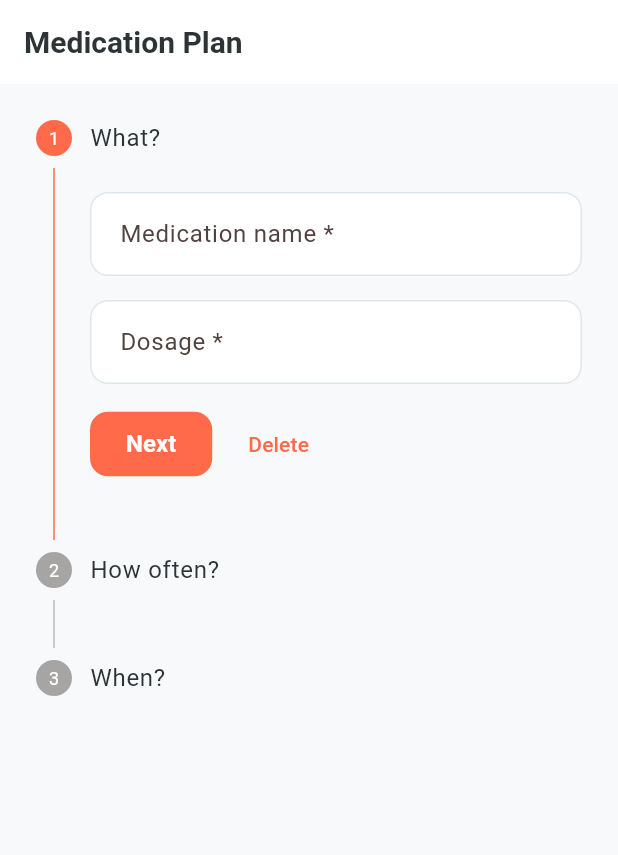
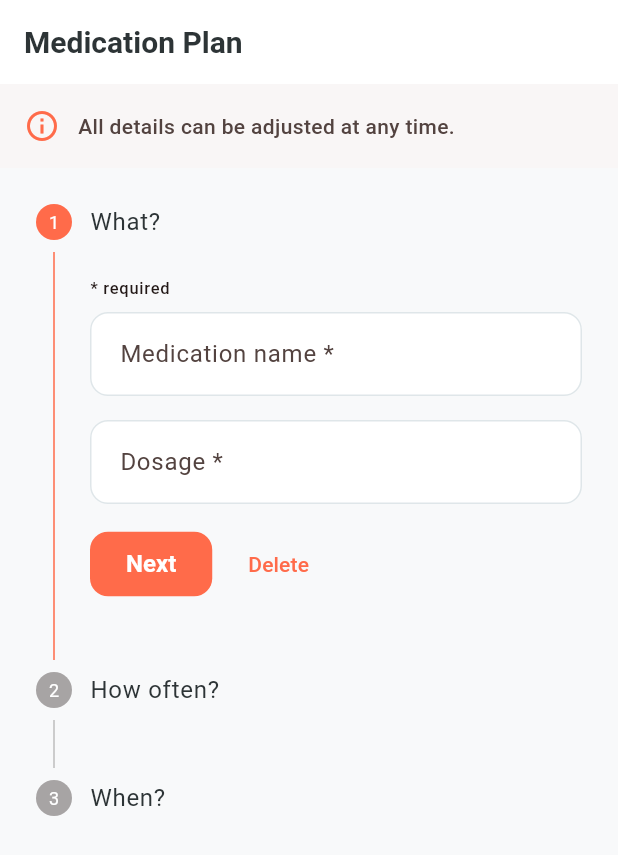
Before and after one commit to sk4ndal-commits/tammo, a Flutter app: the MedicationPlanScreen screen opened by its route, on a phone screen of 412 x 824 dp. Shown: the top 855 px of the screen. Run offline on Flutter 3.47's test engine with Material 3 defaults, Android fonts, the phone set to English and light mode, and no system bars; our stand-ins replace drift, file_picker, flutter_local_notifications, flutter_riverpod, go_router, image_picker and 4 more; accounts and stored records are empty; generated files the repository leaves out were written again.

Commit message:
Enhance localization and improve medication and feeding plan screens by adding contextual hints, required/optional labels, and UI updates for better user guidance.

```diff
--- a/lib/l10n/app_de.arb
+++ b/lib/l10n/app_de.arb
@@ -90,6 +90,9 @@
   "petCreated": "Profil erstellt",
   "petUpdated": "Profil aktualisiert",
   "planCreated": "Plan erstellt",
+  "planEditHint": "Alle Details können jederzeit angepasst werden.",
+  "optionalLabel": "(optional)",
+  "requiredLabel": "* erforderlich",
   "stepWhat": "Was?",
   "stepHowOften": "Wie oft?",
   "stepWhen": "Wann?",
--- a/lib/l10n/app_en.arb
+++ b/lib/l10n/app_en.arb
@@ -122,6 +122,9 @@
   "petCreated": "Profile created",
   "petUpdated": "Profile updated",
   "planCreated": "Plan created",
+  "planEditHint": "All details can be adjusted at any time.",
+  "optionalLabel": "(optional)",
+  "requiredLabel": "* required",
   "stepWhat": "What?",
   "stepHowOften": "How often?",
   "stepWhen": "When?",
--- a/lib/l10n/app_localizations.dart
+++ b/lib/l10n/app_localizations.dart
@@ -596,6 +596,24 @@ abstract class AppLocalizations {
   /// **'Plan created'**
   String get planCreated;
 
+  /// No description provided for @planEditHint.
+  ///
+  /// In en, this message translates to:
+  /// **'All details can be adjusted at any time.'**
+  String get planEditHint;
+
+  /// No description provided for @optionalLabel.
+  ///
+  /// In en, this message translates to:
+  /// **'(optional)'**
+  String get optionalLabel;
+
+  /// No description provided for @requiredLabel.
+  ///
+  /// In en, this message translates to:
+  /// **'* required'**
+  String get requiredLabel;
+
   /// No description provided for @stepWhat.
   ///
   /// In en, this message translates to:
--- a/lib/l10n/app_localizations_en.dart
+++ b/lib/l10n/app_localizations_en.dart
@@ -272,6 +272,15 @@ class AppLocalizationsEn extends AppLocalizations {
   String get planCreated => 'Plan created';
 
   @override
+  String get planEditHint => 'All details can be adjusted at any time.';
+
+  @override
+  String get optionalLabel => '(optional)';
+
+  @override
+  String get requiredLabel => '* required';
+
+  @override
   String get stepWhat => 'What?';
 
   @override
--- a/lib/ui/screens/medication_plan_screen.dart
+++ b/lib/ui/screens/medication_plan_screen.dart
@@ -93,7 +93,30 @@ class _MedicationPlanScreenState extends ConsumerState<MedicationPlanScreen> {
       appBar: AppBar(
         title: Text(l10n.medicationPlanTitle),
       ),
-      body: Form(
+      body: Column(
+        children: [
+          Container(
+            width: double.infinity,
+            padding: const EdgeInsets.all(16),
+            color: Theme.of(context).colorScheme.primaryContainer.withAlpha(50),
+            child: Row(
+              children: [
+                Icon(Icons.info_outline, color: Theme.of(context).colorScheme.primary),
+                const SizedBox(width: 12),
+                Expanded(
+                  child: Text(
+                    l10n.planEditHint,
+                    style: Theme.of(context).textTheme.bodyMedium?.copyWith(
+                          color: Theme.of(context).colorScheme.onSurfaceVariant,
+                          fontWeight: FontWeight.w500,
+                        ),
+                  ),
+                ),
+              ],
+            ),
+          ),
+          Expanded(
+            child: Form(
               key: _formKey,
               child: Stepper(
                 type: StepperType.vertical,
@@ -145,7 +168,10 @@ class _MedicationPlanScreenState extends ConsumerState<MedicationPlanScreen> {
                     isActive: _currentStep >= 0,
                     state: _currentStep > 0 ? StepState.complete : StepState.indexed,
                     content: Column(
+                      crossAxisAlignment: CrossAxisAlignment.start,
                       children: [
+                        Text(l10n.requiredLabel, style: Theme.of(context).textTheme.labelSmall),
+                        const SizedBox(height: 8),
                         TextFormField(
                           controller: _nameController,
                           decoration: InputDecoration(
@@ -171,7 +197,10 @@ class _MedicationPlanScreenState extends ConsumerState<MedicationPlanScreen> {
                     isActive: _currentStep >= 1,
                     state: _currentStep > 1 ? StepState.complete : StepState.indexed,
                     content: Column(
+                      crossAxisAlignment: CrossAxisAlignment.start,
                       children: [
+                        Text(l10n.requiredLabel, style: Theme.of(context).textTheme.labelSmall),
+                        const SizedBox(height: 8),
                         TextFormField(
                           controller: _frequencyController,
                           decoration: InputDecoration(
@@ -181,31 +210,24 @@ class _MedicationPlanScreenState extends ConsumerState<MedicationPlanScreen> {
                           ),
                           validator: (value) => (_currentStep == 1 && (value == null || value.isEmpty)) ? l10n.petNameError : null,
                         ),
-                  const SizedBox(height: 16),
-                  Row(
-                    children: [
-                      Expanded(
-                        child: OutlinedButton.icon(
-                          onPressed: () => _selectDate(context, true),
-                          icon: const Icon(Icons.calendar_today),
-                          label: Text('${l10n.startDateLabel}: ${DateFormat.yMd().format(_startDate)}'),
+                        const SizedBox(height: 24),
+                        const Divider(),
+                        const SizedBox(height: 8),
+                        Text(l10n.optionalLabel, style: Theme.of(context).textTheme.labelSmall),
+                        const SizedBox(height: 8),
+                        ListTile(
+                          contentPadding: EdgeInsets.zero,
+                          title: Text(l10n.startDateLabel),
+                          subtitle: Text(DateFormat.yMd().format(_startDate)),
+                          trailing: const Icon(Icons.calendar_today),
+                          onTap: () => _selectDate(context, true),
                         ),
-                      ),
-                    ],
-                  ),
-                  const SizedBox(height: 8),
-                  Row(
-                    children: [
-                      Expanded(
-                        child: OutlinedButton.icon(
-                          onPressed: () => _selectDate(context, false),
-                          icon: const Icon(Icons.event_available),
-                          label: Text(_endDate == null
-                              ? l10n.endDateLabel
-                              : '${l10n.endDateLabel}: ${DateFormat.yMd().format(_endDate!)}'),
-                        ),
-                      ),
-                    ],
+                        ListTile(
+                          contentPadding: EdgeInsets.zero,
+                          title: Text(l10n.endDateLabel),
+                          subtitle: Text(_endDate == null ? l10n.later : DateFormat.yMd().format(_endDate!)),
+                          trailing: const Icon(Icons.event_available),
+                          onTap: () => _selectDate(context, false),
                         ),
                       ],
                     ),
@@ -216,6 +238,8 @@ class _MedicationPlanScreenState extends ConsumerState<MedicationPlanScreen> {
                     content: Column(
                       crossAxisAlignment: CrossAxisAlignment.start,
                       children: [
+                        Text(l10n.optionalLabel, style: Theme.of(context).textTheme.labelSmall),
+                        const SizedBox(height: 8),
                         Text(
                           l10n.reminderTimesLabel,
                           style: Theme.of(context).textTheme.titleMedium,
@@ -226,11 +250,13 @@ class _MedicationPlanScreenState extends ConsumerState<MedicationPlanScreen> {
                           children: [
                             ..._reminderTimes.map((time) => Chip(
                                   label: Text(time.format(context)),
-                        onDeleted: _reminderTimes.length > 1 ? () {
+                                  onDeleted: _reminderTimes.length > 1
+                                      ? () {
                                           setState(() {
                                             _reminderTimes.remove(time);
                                           });
-                        } : null,
+                                        }
+                                      : null,
                                 )),
                             ActionChip(
                               avatar: const Icon(Icons.add, size: 18),
@@ -239,17 +265,15 @@ class _MedicationPlanScreenState extends ConsumerState<MedicationPlanScreen> {
                             ),
                           ],
                         ),
-                  const SizedBox(height: 16),
-                  Text(
-                    l10n.onboardingHint, // "Du kannst Details später ergänzen."
-                    style: Theme.of(context).textTheme.bodySmall,
-                  ),
                       ],
                     ),
                   ),
                 ],
               ),
             ),
+          ),
+        ],
+      ),
     );
   }
 }
```
Also changed, not shown: lib/l10n/app_localizations_de.dart (+9 -0 lines), lib/ui/screens/feeding_plan_screen.dart (+37 -7 lines). Lines whose indentation alone changed are shown as unchanged.
